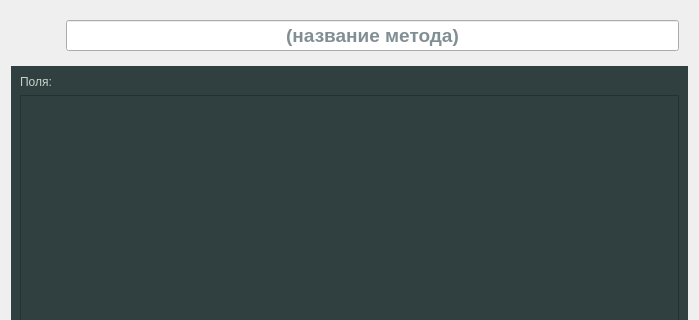
Old version of the form Widgets/labthemeredaction.ui in the repository ThomasLucky13/ASSofOOP-Automated-Studying-System-; both pictures show x 0 to 699 and y 0 to 320 of the 699 by 538 pixel window.
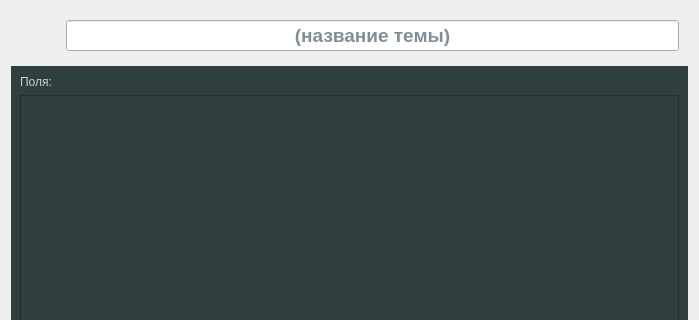
New version of the form. Icons and pictures are not drawn.

Patch:
```diff
--- a/Widgets/labthemeredaction.ui
+++ b/Widgets/labthemeredaction.ui
@@ -70,7 +70,7 @@
            <set>Qt::AlignCenter</set>
           </property>
           <property name="placeholderText">
-           <string>(название метода)</string>
+           <string>(название темы)</string>
           </property>
          </widget>
         </item>
```
